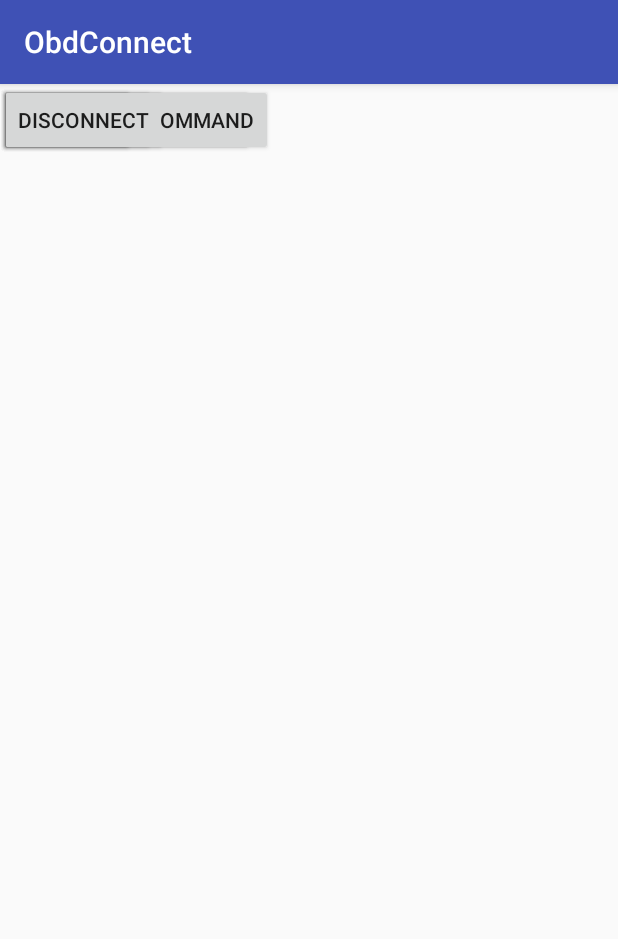
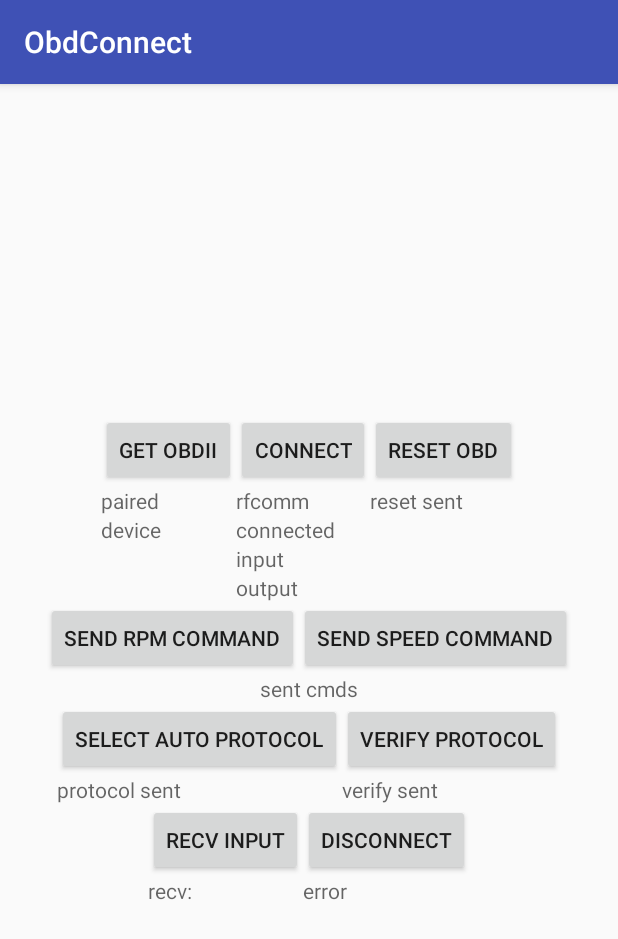
Before and after one commit to Aaronmb123/obdConnect, an Android app: the screen it shows after launch (MainActivity), on a phone screen of 412 x 824 dp. Shown: the top 939 px of the screen. Run offline under Robolectric (Android 15) with nearby library versions, the phone set to English and light mode, and no system bars; 1 statement that could not run was skipped.

Commit message:
created new linear layout

```diff
--- a/app/src/main/res/layout/activity_main.xml
+++ b/app/src/main/res/layout/activity_main.xml
@@ -1,5 +1,5 @@
 <?xml version="1.0" encoding="utf-8"?>
-<android.support.constraint.ConstraintLayout
+<LinearLayout
     xmlns:android="http://schemas.android.com/apk/res/android"
     xmlns:app="http://schemas.android.com/apk/res-auto"
     xmlns:tools="http://schemas.android.com/tools"
@@ -9,120 +9,223 @@
     android:gravity="center"
     tools:context="com.bakeaaro.obdconnect.MainActivity">
 
+    <LinearLayout
+        android:layout_width="wrap_content"
+        android:layout_height="wrap_content"
+        android:orientation="horizontal">
+
+        <LinearLayout
+            android:layout_width="wrap_content"
+            android:layout_height="wrap_content"
+            android:orientation="vertical">
+
             <Button
                 android:id="@+id/paired_devices_button"
                 android:layout_width="wrap_content"
                 android:layout_height="wrap_content"
-        android:text="Get OBDII"
-/>
-
+                android:text="Get OBDII"/>
             <TextView
                 android:id="@+id/paired_devices_text_view"
                 android:layout_width="wrap_content"
                 android:layout_height="wrap_content"
-/>
+                android:hint="paired"/>
 
             <TextView
                 android:id="@+id/device_text_view"
                 android:layout_width="wrap_content"
                 android:layout_height="wrap_content"
-/>
+                android:hint="device"/>
+
+        </LinearLayout>
+
+        <LinearLayout
+            android:layout_width="wrap_content"
+            android:layout_height="wrap_content"
+            android:orientation="vertical">
 
             <Button
                 android:id="@+id/connect_button"
                 android:text="Connect"
                 android:layout_width="wrap_content"
-        android:layout_height="wrap_content"
-/>
-
+                android:layout_height="wrap_content"/>
             <TextView
                 android:id="@+id/rfcomm_text_view"
                 android:layout_width="wrap_content"
                 android:layout_height="wrap_content"
-/>
-
+                android:hint="rfcomm"/>
             <TextView
                 android:id="@+id/connected_text_view"
                 android:layout_width="wrap_content"
                 android:layout_height="wrap_content"
-/>
-
+                android:hint="connected"/>
             <TextView
                 android:id="@+id/inputstream_text_view"
                 android:layout_width="wrap_content"
                 android:layout_height="wrap_content"
-/>
-
+                android:hint="input"/>
             <TextView
                 android:id="@+id/outputstream_text_view"
                 android:layout_width="wrap_content"
                 android:layout_height="wrap_content"
-/>
+                android:hint="output"
+                tools:layout_editor_absoluteY="139dp"
+                tools:layout_editor_absoluteX="186dp"/>
+
+        </LinearLayout>
+
+        <LinearLayout
+            android:layout_width="wrap_content"
+            android:layout_height="wrap_content"
+            android:orientation="vertical">
+
+            <Button
+                android:id="@+id/send_reset_button"
+                android:layout_width="wrap_content"
+                android:layout_height="wrap_content"
+                android:text="Reset OBD"/>
+            <TextView
+                android:id="@+id/reset_sent_text_view"
+                android:layout_width="wrap_content"
+                android:layout_height="wrap_content"
+                android:hint="reset sent"/>
+
+        </LinearLayout>
 
 
-    <!--<TextView-->
-    <!--android:layout_width="wrap_content"-->
-    <!--android:layout_height="wrap_content"-->
-    <!--android:text="Enter OBD Command:"-->
-    <!--android:layout_marginBottom="5dp"/>-->
-    <!--<EditText-->
-    <!--android:id="@+id/cmds_edit_text"-->
-    <!--android:layout_width="wrap_content"-->
-    <!--android:layout_height="wrap_content"-->
-    <!--android:layout_marginBottom="5dp"/>-->
+    </LinearLayout>
 
+    <LinearLayout
+        android:layout_width="wrap_content"
+        android:layout_height="wrap_content"
+        android:orientation="horizontal">
 
         <Button
             android:id="@+id/send_rpm_button"
             android:text="Send RPM Command"
             android:layout_width="wrap_content"
             android:layout_height="wrap_content"
-/>
-
+            tools:layout_editor_absoluteY="249dp"
+            tools:layout_editor_absoluteX="201dp"/>
         <Button
             android:id="@+id/send_speed_button"
             android:text="Send Speed Command"
             android:layout_width="wrap_content"
             android:layout_height="wrap_content"
-/>
+            tools:layout_editor_absoluteY="249dp"
+            tools:layout_editor_absoluteX="16dp"/>
 
+    </LinearLayout>
 
     <TextView
         android:id="@+id/send_cmds_text_view"
         android:layout_width="wrap_content"
         android:layout_height="wrap_content"
-/>
+        android:hint="sent cmds"/>
+
+    <LinearLayout
+        android:layout_width="wrap_content"
+        android:layout_height="wrap_content"
+        android:orientation="horizontal">
+
+        <LinearLayout
+            android:layout_width="wrap_content"
+            android:layout_height="wrap_content"
+            android:orientation="vertical">
+
+            <Button
+                android:id="@+id/select_auto_protocol_button"
+                android:layout_width="wrap_content"
+                android:layout_height="wrap_content"
+                android:text="Select Auto Protocol"/>
+            <TextView
+                android:id="@+id/protocol_sent_text_view"
+                android:layout_width="wrap_content"
+                android:layout_height="wrap_content"
+                android:hint="protocol sent"/>
+
+        </LinearLayout>
+
+        <LinearLayout
+            android:layout_width="wrap_content"
+            android:layout_height="wrap_content"
+            android:orientation="vertical">
+
+            <Button
+                android:id="@+id/verify_auto_protocol"
+                android:layout_width="wrap_content"
+                android:layout_height="wrap_content"
+                android:text="Verify Protocol"/>
+            <TextView
+                android:id="@+id/verify_text_view"
+                android:layout_width="wrap_content"
+                android:layout_height="wrap_content"
+                android:hint="verify sent"/>
+
+        </LinearLayout>
+
+    </LinearLayout>
+
+    <LinearLayout
+        android:layout_width="wrap_content"
+        android:layout_height="wrap_content"
+        android:orientation="horizontal">
+
+
+    </LinearLayout>
+
+    <LinearLayout
+        android:layout_width="wrap_content"
+        android:layout_height="wrap_content"
+        android:orientation="horizontal">
+
+        <LinearLayout
+            android:layout_width="wrap_content"
+            android:layout_height="wrap_content"
+            android:orientation="vertical">
 
             <Button
                 android:id="@+id/recv_input_button"
                 android:text="Recv Input"
                 android:layout_width="wrap_content"
-        android:layout_height="wrap_content"
-/>
+                android:layout_height="wrap_content"/>
 
             <TextView
                 android:id="@+id/recv_input_text_view"
                 android:layout_width="wrap_content"
                 android:layout_height="wrap_content"
-/>
+                android:hint="recv: "/>
 
-    <TextView
-        android:id="@+id/bytes_read_text_view"
+        </LinearLayout>
+
+
+        <LinearLayout
             android:layout_width="wrap_content"
             android:layout_height="wrap_content"
-/>
-
-    <TextView
-        android:id="@+id/error_text_view"
-        android:layout_width="wrap_content"
-        android:layout_height="wrap_content"
-/>
+            android:orientation="vertical">
 
             <Button
                 android:id="@+id/disconnect_button"
                 android:text="Disconnect"
                 android:layout_width="wrap_content"
+                android:layout_height="wrap_content"/>
+            <TextView
+                android:id="@+id/error_text_view"
+                android:layout_width="wrap_content"
                 android:layout_height="wrap_content"
-/>
+                android:hint="error"/>
 
-</android.support.constraint.ConstraintLayout>
+        </LinearLayout>
+
+    </LinearLayout>
+
+
+
+
+
+
+
+
+
+
+
+</LinearLayout>
```
Lines whose indentation alone changed are shown as unchanged.
